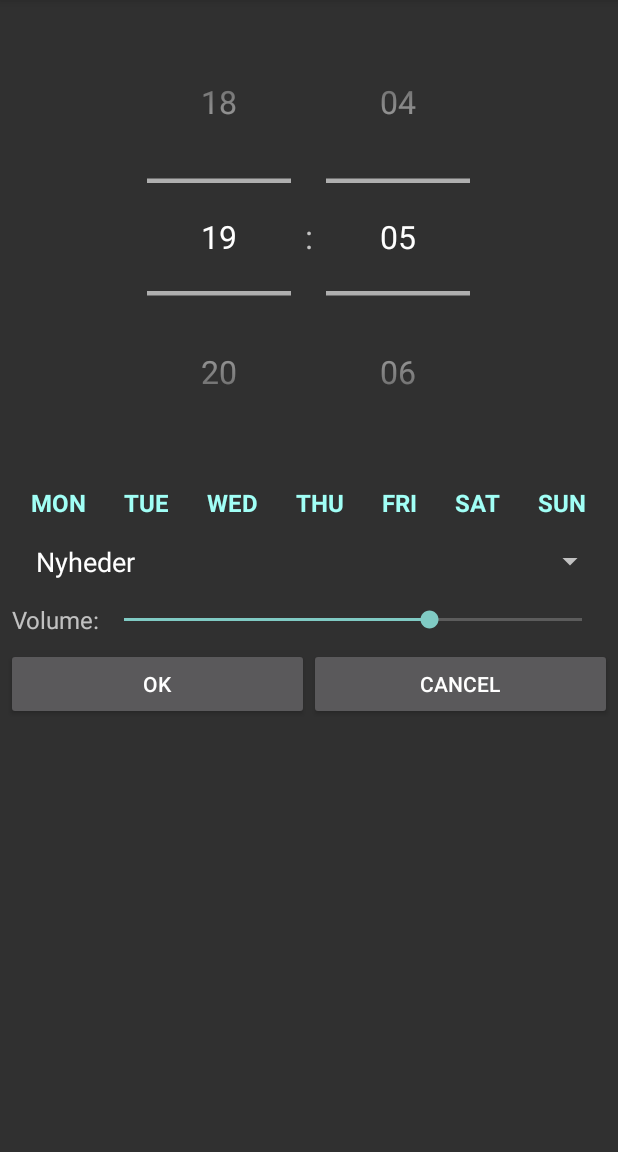
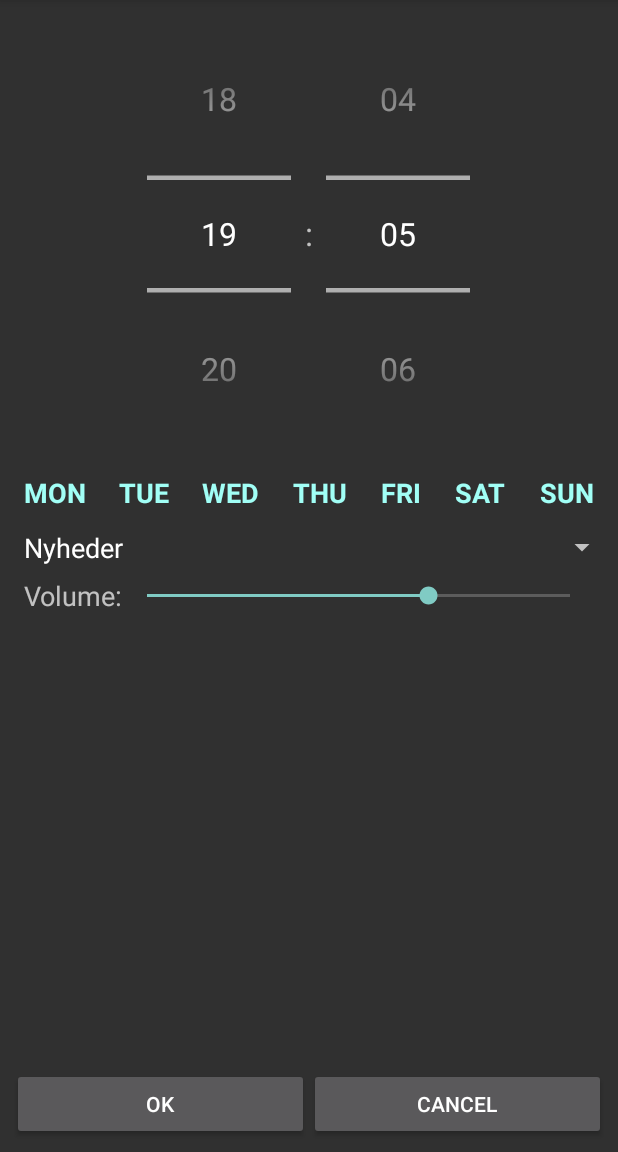
Before and after one commit to alfandersen/ClockRadio, an Android app: the EditAlarmActivity screen opened directly, with no data from a screen before it, on a phone screen of 412 x 824 dp, the part 84-1236 px from its top. Run offline under Robolectric (Android 15) with nearby library versions, the phone set to English and light mode, and no system bars.

Commit message:
activity_edit_alarm became constraint layout. Implemented haptic feedback.

```diff
--- a/app/src/main/java/alf/stream/clockradio/AlarmListAdapter.java
+++ b/app/src/main/java/alf/stream/clockradio/AlarmListAdapter.java
@@ -4,6 +4,7 @@ import android.content.Context;
 import android.database.Cursor;
 import android.graphics.Typeface;
 import android.support.v4.content.ContextCompat;
+import android.view.HapticFeedbackConstants;
 import android.view.LayoutInflater;
 import android.view.View;
 import android.view.ViewGroup;
@@ -56,6 +57,7 @@ class AlarmListAdapter extends CursorAdapter {
         activationCheckBox.setOnCheckedChangeListener(new CompoundButton.OnCheckedChangeListener() {
             @Override
             public void onCheckedChanged(CompoundButton compoundButton, boolean b) {
+                compoundButton.getRootView().performHapticFeedback(HapticFeedbackConstants.VIRTUAL_KEY);
                 if(b)
                     OverviewActivity.getAlarms().get(alarmId).setAlarm(context, true);
                 else
@@ -79,6 +81,7 @@ class AlarmListAdapter extends CursorAdapter {
         deleteImage.setOnClickListener(new View.OnClickListener() {
             @Override
             public void onClick(View view) {
+                view.performHapticFeedback(HapticFeedbackConstants.VIRTUAL_KEY);
                 OverviewActivity.getAlarms().get(alarmId).delete(context);
             }
         });
--- a/app/src/main/java/alf/stream/clockradio/EditAlarmActivity.java
+++ b/app/src/main/java/alf/stream/clockradio/EditAlarmActivity.java
@@ -11,6 +11,7 @@ import android.preference.PreferenceManager;
 import android.support.v4.content.ContextCompat;
 import android.support.v4.content.LocalBroadcastManager;
 import android.support.v7.app.AppCompatActivity;
+import android.view.HapticFeedbackConstants;
 import android.view.View;
 import android.widget.Button;
 import android.widget.CheckedTextView;
@@ -126,6 +127,7 @@ public class EditAlarmActivity extends AppCompatActivity {
         @Override
         public void onClick(View view) {
             CheckedTextView tv = (CheckedTextView) view;
+            view.performHapticFeedback(HapticFeedbackConstants.VIRTUAL_KEY);
             tv.setChecked(!tv.isChecked()); // Toggle checked
             updateDayTextView(tv);
         }
@@ -170,10 +172,12 @@ public class EditAlarmActivity extends AppCompatActivity {
 
         volumeBar.setOnSeekBarChangeListener(new SeekBar.OnSeekBarChangeListener() {
             @Override
-            public void onProgressChanged(SeekBar seekBar, int i, boolean b) {}
+            public void onProgressChanged(SeekBar seekBar, int i, boolean b) {
+            }
 
             @Override
-            public void onStartTrackingTouch(SeekBar seekBar) {}
+            public void onStartTrackingTouch(SeekBar seekBar) {
+            }
 
             @Override
             public void onStopTrackingTouch(SeekBar seekBar) {
@@ -203,6 +207,7 @@ public class EditAlarmActivity extends AppCompatActivity {
         okButton.setOnClickListener(new View.OnClickListener() {
             @Override
             public void onClick(View view) {
+                view.performHapticFeedback(HapticFeedbackConstants.VIRTUAL_KEY);
                 LocalBroadcastManager lbm = LocalBroadcastManager.getInstance(context);
                 if(mode == CREATING)
                     lbm.sendBroadcast(createAlarmIntent());
@@ -219,6 +224,7 @@ public class EditAlarmActivity extends AppCompatActivity {
         cancelButton.setOnClickListener(new View.OnClickListener() {
             @Override
             public void onClick(View view) {
+                view.performHapticFeedback(HapticFeedbackConstants.VIRTUAL_KEY);
                 finish();
             }
         });
--- a/app/src/main/java/alf/stream/clockradio/OverviewActivity.java
+++ b/app/src/main/java/alf/stream/clockradio/OverviewActivity.java
@@ -10,6 +10,7 @@ import android.support.v4.content.LocalBroadcastManager;
 import android.support.v7.app.AppCompatActivity;
 import android.util.Log;
 import android.util.SparseArray;
+import android.view.HapticFeedbackConstants;
 import android.view.Menu;
 import android.view.MenuInflater;
 import android.view.MenuItem;
@@ -91,19 +92,11 @@ public class OverviewActivity extends AppCompatActivity {
             getWindow().addFlags(WindowManager.LayoutParams.FLAG_TURN_SCREEN_ON);
             Log.d(TAG, "Wakelock acquired");
         }
-//        Log.i(TAG, "onStart()");
-    }
-
-    @Override
-    protected void onStop() {
-        super.onStop();
-//        Log.i(TAG, "onStop()");
     }
 
     @Override
     protected void onDestroy() {
         super.onDestroy();
-//        Log.i(TAG, "onDestroy()");
         radioHandler.unBind();
         localBroadcastManager.unregisterReceiver(radioReceiver);
         localBroadcastManager.unregisterReceiver(databaseChangedReceiver);
@@ -144,8 +137,6 @@ public class OverviewActivity extends AppCompatActivity {
             @Override
             public boolean onMenuItemClick(MenuItem menuItem) {
                 Intent intent = new Intent(getApplicationContext(), EditAlarmActivity.class);
-//                intent.putExtra(alarm.get_id());
-//                intent.setFlags(Intent.FLAG_ACTIVITY_NEW_TASK);
                 context.startActivity(intent);
                 return true;
             }
@@ -160,6 +151,7 @@ public class OverviewActivity extends AppCompatActivity {
         listView.setOnItemClickListener(new AdapterView.OnItemClickListener() {
             @Override
             public void onItemClick(AdapterView<?> adapterView, View view, int i, long l) {
+                view.performHapticFeedback(HapticFeedbackConstants.VIRTUAL_KEY);
                 Intent editIntent = new Intent(context, EditAlarmActivity.class);
                 editIntent.putExtra(context.getString(R.string.alarm_id_int),(int)alarmListAdapter.getItemId(i));
                 context.startActivity(editIntent);
@@ -169,12 +161,9 @@ public class OverviewActivity extends AppCompatActivity {
 
     private void setupStationSpinners() {
         stationSpinner = (Spinner) findViewById(R.id.stationSpinner_Overview);
-//        ArrayAdapter<CharSequence> stationAdapter = ArrayAdapter.createFromResource(context, R.array.station_names, android.R.layout.simple_spinner_item);
-//        stationAdapter.setDropDownViewResource(android.R.layout.simple_spinner_dropdown_item);
         stationSpinner.setAdapter(stationAdapter);
         stationSpinner.setSelection(radioHandler.getCurrentStation());
         stationSpinner.setOnItemSelectedListener(stationSelectedListener);
-
 
         //TODO: Distinct region spinner
 //        regionSpinner = (Spinner) findViewById(R.id.regionSpinner_Overview);
@@ -190,6 +179,7 @@ public class OverviewActivity extends AppCompatActivity {
         playButton.setOnClickListener(new View.OnClickListener() {
             @Override
             public void onClick(View view) {
+                view.performHapticFeedback(HapticFeedbackConstants.VIRTUAL_KEY);
                 if(radioHandler.isPlaying())
                     radioHandler.stopPlayBack();
                 else
--- a/app/src/main/res/layout/activity_edit_alarm.xml
+++ b/app/src/main/res/layout/activity_edit_alarm.xml
@@ -1,135 +1,193 @@
 <?xml version="1.0" encoding="utf-8"?>
-<LinearLayout xmlns:android="http://schemas.android.com/apk/res/android"
+<android.support.constraint.ConstraintLayout xmlns:android="http://schemas.android.com/apk/res/android"
     xmlns:app="http://schemas.android.com/apk/res-auto"
     xmlns:tools="http://schemas.android.com/tools"
     android:layout_width="match_parent"
     android:layout_height="match_parent"
-    android:orientation="vertical"
-    tools:context="alf.stream.clockradio.EditAlarmActivity"
-    android:weightSum="1">
-
-    <Space
-        android:layout_width="match_parent"
-        android:layout_height="16dp"
-        android:layout_weight="0.1" />
+    tools:context="alf.stream.clockradio.EditAlarmActivity">
 
     <TimePicker
         android:id="@+id/timePicker_EditAlarm"
-        android:layout_width="match_parent"
+        android:layout_width="0dp"
         android:layout_height="wrap_content"
+        android:layout_marginLeft="8dp"
+        android:layout_marginRight="8dp"
+        android:layout_marginTop="50dp"
         android:scaleX="1.5"
         android:scaleY="1.5"
         android:timePickerMode="spinner"
-        tools:layout_editor_absoluteX="0dp"
-        tools:layout_editor_absoluteY="0dp" />
+        app:layout_constraintLeft_toLeftOf="parent"
+        app:layout_constraintRight_toRightOf="parent"
+        app:layout_constraintTop_toTopOf="parent"
+        android:layout_marginStart="8dp"
+        android:layout_marginEnd="8dp" />
 
     <Space
-        android:layout_width="match_parent"
-        android:layout_height="16dp"
-        android:layout_weight="0.1" />
+        android:layout_width="0dp"
+        android:layout_height="50dp"
+        android:layout_weight="0.1"
+        android:layout_marginRight="8dp"
+        app:layout_constraintRight_toRightOf="parent"
+        android:layout_marginLeft="8dp"
+        app:layout_constraintLeft_toLeftOf="parent"
+        app:layout_constraintTop_toBottomOf="@+id/timePicker_EditAlarm"
+        android:id="@+id/space"
+        android:layout_marginStart="8dp"
+        android:layout_marginEnd="8dp" />
 
     <LinearLayout
-        android:layout_width="match_parent"
+        android:id="@+id/linearLayout5"
+        android:layout_width="0dp"
         android:layout_height="wrap_content"
-        android:layout_margin="8dp"
         android:orientation="horizontal"
-        tools:layout_editor_absoluteX="8dp"
-        tools:layout_editor_absoluteY="8dp">
+        android:paddingLeft="16dp"
+        android:paddingRight="16dp"
+        app:layout_constraintLeft_toLeftOf="parent"
+        app:layout_constraintRight_toRightOf="parent"
+        app:layout_constraintTop_toBottomOf="@+id/space">
 
         <CheckedTextView
             android:id="@+id/monCheckedTextView_EditAlarm"
             android:layout_width="wrap_content"
             android:layout_height="wrap_content"
-            android:layout_weight="1"
+            android:layout_weight="0"
             android:checked="true"
+            android:paddingBottom="4dp"
+            android:paddingTop="4dp"
             android:text="Mon"
             android:textAlignment="center"
             android:textAllCaps="true"
             android:textColor="@color/off_bright"
-            android:textSize="16sp" />
+            android:textSize="18sp" />
+
+        <Space
+            android:layout_width="wrap_content"
+            android:layout_height="wrap_content"
+            android:layout_weight="1" />
 
         <CheckedTextView
             android:id="@+id/tueCheckedTextView_EditAlarm"
             android:layout_width="wrap_content"
             android:layout_height="wrap_content"
-            android:layout_weight="1"
+            android:layout_weight="0"
             android:checked="true"
+            android:paddingBottom="4dp"
+            android:paddingTop="4dp"
             android:text="Tue"
             android:textAlignment="center"
             android:textAllCaps="true"
             android:textColor="@color/off_bright"
-            android:textSize="16sp" />
+            android:textSize="18sp" />
+
+        <Space
+            android:layout_width="wrap_content"
+            android:layout_height="wrap_content"
+            android:layout_weight="1" />
 
         <CheckedTextView
             android:id="@+id/wedCheckedTextView_EditAlarm"
             android:layout_width="wrap_content"
             android:layout_height="wrap_content"
-            android:layout_weight="1"
+            android:layout_weight="0"
             android:checked="true"
+            android:paddingBottom="4dp"
+            android:paddingTop="4dp"
             android:text="Wed"
             android:textAlignment="center"
             android:textAllCaps="true"
             android:textColor="@color/off_bright"
-            android:textSize="16sp" />
+            android:textSize="18sp" />
+
+        <Space
+            android:layout_width="wrap_content"
+            android:layout_height="wrap_content"
+            android:layout_weight="1" />
 
         <CheckedTextView
             android:id="@+id/thuCheckedTextView_EditAlarm"
             android:layout_width="wrap_content"
             android:layout_height="wrap_content"
-            android:layout_weight="1"
+            android:layout_weight="0"
             android:checked="true"
+            android:paddingBottom="4dp"
+            android:paddingTop="4dp"
             android:text="Thu"
             android:textAlignment="center"
             android:textAllCaps="true"
             android:textColor="@color/off_bright"
-            android:textSize="16sp" />
+            android:textSize="18sp" />
+
+        <Space
+            android:layout_width="wrap_content"
+            android:layout_height="wrap_content"
+            android:layout_weight="1" />
 
         <CheckedTextView
             android:id="@+id/friCheckedTextView_EditAlarm"
             android:layout_width="wrap_content"
             android:layout_height="wrap_content"
-            android:layout_weight="1"
+            android:layout_weight="0"
             android:checked="true"
+            android:paddingBottom="4dp"
+            android:paddingTop="4dp"
             android:text="Fri"
             android:textAlignment="center"
             android:textAllCaps="true"
             android:textColor="@color/off_bright"
-            android:textSize="16sp" />
+            android:textSize="18sp" />
+
+        <Space
+            android:layout_width="wrap_content"
+            android:layout_height="wrap_content"
+            android:layout_weight="1" />
 
         <CheckedTextView
             android:id="@+id/satCheckedTextView_EditAlarm"
             android:layout_width="wrap_content"
             android:layout_height="wrap_content"
-            android:layout_weight="1"
+            android:layout_weight="0"
             android:checked="true"
+            android:paddingBottom="4dp"
+            android:paddingTop="4dp"
             android:text="Sat"
             android:textAlignment="center"
             android:textAllCaps="true"
             android:textColor="@color/off_bright"
-            android:textSize="16sp" />
+            android:textSize="18sp" />
+
+        <Space
+            android:layout_width="wrap_content"
+            android:layout_height="wrap_content"
+            android:layout_weight="1" />
 
         <CheckedTextView
             android:id="@+id/sunCheckedTextView_EditAlarm"
             android:layout_width="wrap_content"
             android:layout_height="wrap_content"
-            android:layout_weight="1"
+            android:layout_weight="0"
             android:checked="true"
+            android:paddingBottom="4dp"
+            android:paddingTop="4dp"
             android:text="Sun"
             android:textAlignment="center"
             android:textAllCaps="true"
             android:textColor="@color/off_bright"
-            android:textSize="16sp" />
+            android:textSize="18sp" />
     </LinearLayout>
 
     <LinearLayout
-        android:layout_width="match_parent"
+        android:id="@+id/linearLayout4"
+        android:layout_width="0dp"
         android:layout_height="wrap_content"
-        android:layout_margin="8dp"
-        android:orientation="horizontal">
+        android:layout_marginTop="8dp"
+        android:orientation="horizontal"
+        app:layout_constraintLeft_toLeftOf="parent"
+        app:layout_constraintRight_toRightOf="parent"
+        app:layout_constraintTop_toBottomOf="@+id/linearLayout5">
 
         <Spinner
             android:id="@+id/stationSpinner_EditAlarm"
-            android:layout_width="match_parent"
+            android:layout_width="0dp"
             android:layout_height="wrap_content"
             android:layout_weight="1"
             app:layout_constraintLeft_toLeftOf="parent"
@@ -138,7 +196,7 @@
 
         <Spinner
             android:id="@+id/regionSpinner_EditAlarm"
-            android:layout_width="match_parent"
+            android:layout_width="0dp"
             android:layout_height="wrap_content"
             android:layout_weight="1"
             android:visibility="gone"
@@ -148,17 +206,25 @@
     </LinearLayout>
 
     <LinearLayout
-        android:layout_width="match_parent"
+        android:id="@+id/linearLayout3"
+        android:layout_width="0dp"
         android:layout_height="wrap_content"
-        android:layout_margin="8dp"
-        android:orientation="horizontal">
+        android:layout_marginBottom="8dp"
+        android:layout_marginTop="8dp"
+        android:orientation="horizontal"
+        android:paddingLeft="16dp"
+        android:paddingRight="16dp"
+        app:layout_constraintHorizontal_bias="0.0"
+        app:layout_constraintLeft_toLeftOf="parent"
+        app:layout_constraintRight_toRightOf="parent"
+        app:layout_constraintTop_toBottomOf="@+id/linearLayout4">
 
         <TextView
             android:id="@+id/volumeTextView_EditAlarm"
             android:layout_width="wrap_content"
             android:layout_height="wrap_content"
             android:text="Volume:"
-            android:textSize="16sp" />
+            android:textSize="18sp" />
 
         <SeekBar
             android:id="@+id/volumeSeekBar_EditAlarm"
@@ -167,27 +233,51 @@
 
     </LinearLayout>
 
-    <LinearLayout
+    <Space
         android:layout_width="match_parent"
         android:layout_height="wrap_content"
-        android:layout_marginLeft="4dp"
-        android:layout_marginRight="4dp"
-        android:orientation="horizontal">
+        android:layout_marginBottom="0dp"
+        android:layout_marginLeft="8dp"
+        android:layout_marginRight="8dp"
+        android:layout_marginTop="8dp"
+        android:layout_weight="1"
+        app:layout_constraintBottom_toTopOf="@+id/linearLayout2"
+        app:layout_constraintLeft_toLeftOf="parent"
+        app:layout_constraintRight_toRightOf="parent"
+        app:layout_constraintTop_toBottomOf="@+id/linearLayout4" />
+
+    <LinearLayout
+        android:layout_width="0dp"
+        android:layout_height="wrap_content"
+        android:orientation="horizontal"
+        app:layout_constraintBottom_toBottomOf="parent"
+        app:layout_constraintLeft_toLeftOf="parent"
+        app:layout_constraintRight_toRightOf="parent"
+        android:id="@+id/linearLayout2">
 
         <Button
             android:id="@+id/okButton_EditAlarm"
-            android:layout_width="match_parent"
+            android:layout_width="0dp"
             android:layout_height="wrap_content"
+            android:layout_marginBottom="8dp"
+            android:layout_marginLeft="8dp"
+            android:layout_marginStart="8dp"
             android:layout_weight="1"
-            android:text="OK" />
+            android:text="OK"
+            app:layout_constraintBottom_toBottomOf="parent"
+            app:layout_constraintLeft_toLeftOf="parent" />
 
         <Button
             android:id="@+id/cancelButton_EditAlarm"
-            android:layout_width="match_parent"
+            android:layout_width="0dp"
             android:layout_height="wrap_content"
+            android:layout_marginBottom="8dp"
+            android:layout_marginRight="8dp"
             android:layout_weight="1"
-            android:text="Cancel" />
+            android:text="Cancel"
+            app:layout_constraintBottom_toBottomOf="parent"
+            app:layout_constraintRight_toRightOf="parent" />
 
     </LinearLayout>
 
-</LinearLayout>
+</android.support.constraint.ConstraintLayout>
--- a/app/src/main/res/layout/activity_overview.xml
+++ b/app/src/main/res/layout/activity_overview.xml
@@ -13,9 +13,9 @@
         android:layout_width="0dp"
         android:layout_height="0dp"
         android:layout_marginBottom="8dp"
-        android:divider="@color/colorPrimaryDark"
-        android:dividerHeight="2dp"
         android:clickable="true"
+        android:divider="@color/colorBackground"
+        android:dividerHeight="5dp"
         app:layout_constraintBottom_toTopOf="@+id/imageView"
         app:layout_constraintHorizontal_bias="0.0"
         app:layout_constraintLeft_toLeftOf="parent"
--- a/app/src/main/res/layout/alarm_row.xml
+++ b/app/src/main/res/layout/alarm_row.xml
@@ -6,6 +6,7 @@
     android:layout_width="match_parent"
     android:layout_height="wrap_content"
     android:background="@color/colorPrimaryDark"
+    android:elevation="10dp"
     android:orientation="horizontal"
     android:paddingBottom="8dp"
     android:paddingLeft="8dp"
--- a/app/src/main/res/layout/station_spinner_item.xml
+++ b/app/src/main/res/layout/station_spinner_item.xml
@@ -10,6 +10,7 @@
         android:layout_height="50dp"
         android:layout_gravity="center"
         android:gravity="center_vertical"
+        android:paddingEnd="16dp"
         android:paddingStart="16dp"
         android:text="P6 Beat"
         android:textAllCaps="false"
--- a/app/src/main/res/values/colors.xml
+++ b/app/src/main/res/values/colors.xml
@@ -1,8 +1,8 @@
 <?xml version="1.0" encoding="utf-8"?>
 <resources>
     <color name="colorPrimary">#cccccc</color>
-    <color name="colorBackground">#303030</color>
-    <color name="colorPrimaryDark">#494c4e</color>
+    <color name="colorBackground">#00303030</color>
+    <color name="colorPrimaryDark">#64494c4e</color>
     <color name="colorAccent">#80cbc4</color>
     <color name="off_bright">@color/colorPrimary</color>
     <color name="off_dark">@color/colorPrimaryDark</color>
```
